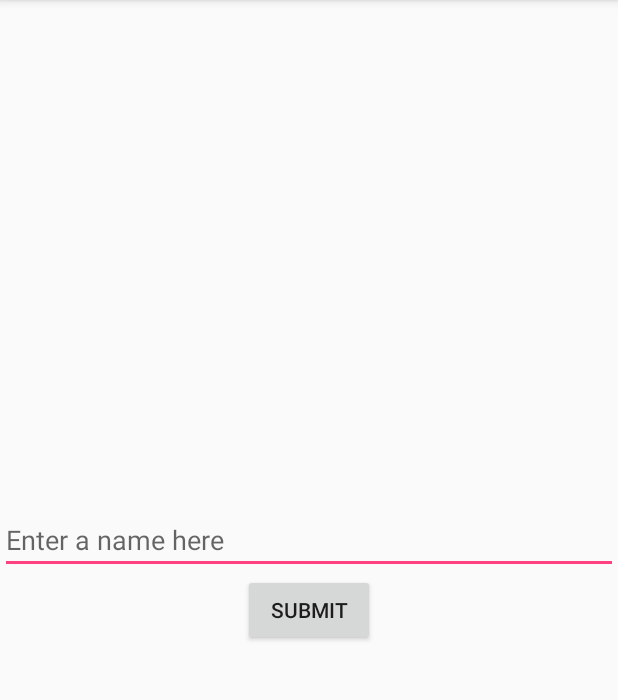
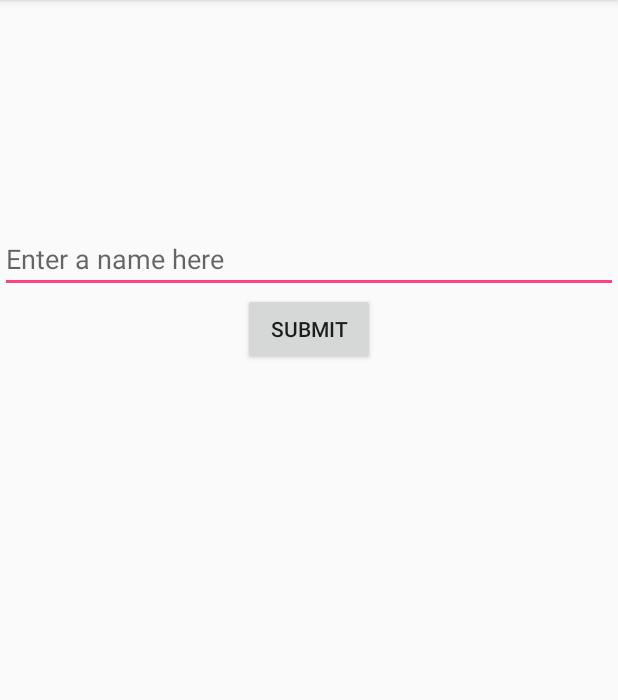
Before and after one commit to jesseridgway/basicapp, an Android app: the screen it shows after launch (MainActivity), on a phone screen of 412 x 824 dp, the part 84-784 px from its top. Run offline under Robolectric (Android 15) with nearby library versions, the phone set to English and light mode, and no system bars.

Commit message:
changed gravity center to apply only to button

```diff
--- a/app/src/main/res/layout/activity_main.xml
+++ b/app/src/main/res/layout/activity_main.xml
@@ -4,8 +4,15 @@
     xmlns:tools="http://schemas.android.com/tools"
     android:layout_width="match_parent"
     android:layout_height="match_parent"
-    android:gravity="center"
     android:orientation="vertical">
+
+    <ImageView
+        android:id="@+id/image"
+        android:layout_width="200dp"
+        android:layout_height="150dp"
+        android:layout_marginLeft="3dip"
+        android:scaleType="center"/>
+
     <EditText android:id="@+id/edit_message"
         android:layout_width="match_parent"
         android:layout_height="wrap_content"
@@ -13,6 +20,7 @@
     <Button
         android:layout_width="wrap_content"
         android:layout_height="wrap_content"
+        android:layout_gravity="center"
         android:text="submit"
         android:onClick="sendMessage"/>
 </LinearLayout>
```
